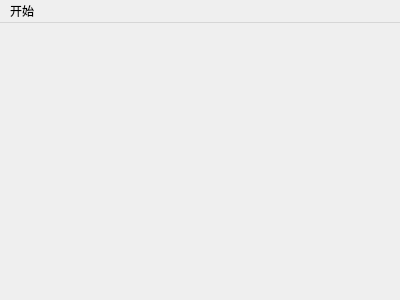
The window that Project_Heima/QT从入门到实战完整版资料/day4资料/Code/CoinFlip/mainscene.ui (Limitlloss/QT_Study) describes before a commit, drawn with Qt 5.
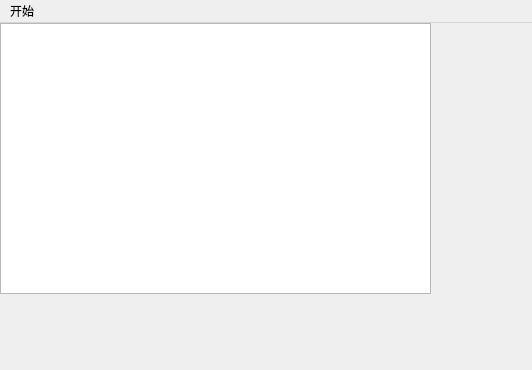
The same window after the commit.

```diff
--- a/Project_Heima/QT从入门到实战完整版资料/day4资料/Code/CoinFlip/mainscene.ui
+++ b/Project_Heima/QT从入门到实战完整版资料/day4资料/Code/CoinFlip/mainscene.ui
@@ -6,21 +6,32 @@
    <rect>
     <x>0</x>
     <y>0</y>
-    <width>400</width>
-    <height>300</height>
+    <width>532</width>
+    <height>370</height>
    </rect>
   </property>
   <property name="windowTitle">
    <string>MainScene</string>
   </property>
-  <widget class="QWidget" name="centralWidget"/>
+  <widget class="QWidget" name="centralWidget">
+   <widget class="QGraphicsView" name="graphicsView">
+    <property name="geometry">
+     <rect>
+      <x>0</x>
+      <y>0</y>
+      <width>431</width>
+      <height>271</height>
+     </rect>
+    </property>
+   </widget>
+  </widget>
   <widget class="QMenuBar" name="menuBar">
    <property name="geometry">
     <rect>
      <x>0</x>
      <y>0</y>
-     <width>400</width>
-     <height>23</height>
+     <width>532</width>
+     <height>25</height>
     </rect>
    </property>
    <widget class="QMenu" name="menu">
```
